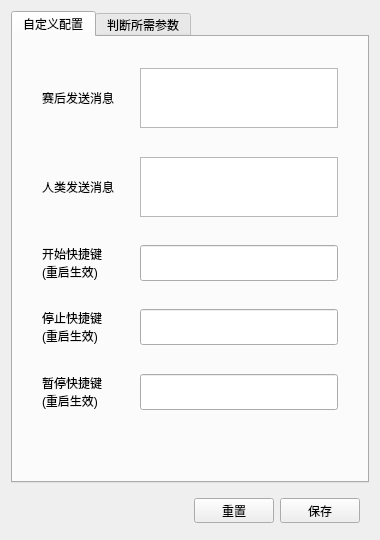
First picture: the form in UI/AdvancedParameterUI.ui, repository maskrs/DBD_AFK_TOOL-Pro, before the edit.
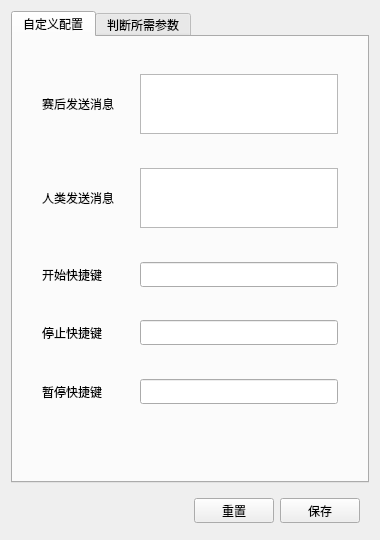
Second picture: the form after the edit.

Commit message:
增加快捷键录制功能；增加反检测；更改了输入文字的方法；修复快捷键录制的bug；更新至2.8.3
* 增加快捷键录制功能

* 增加反检测；更改了输入文字的方法；修复快捷键录制的bug；更新至2.8.3

* 更新了UI

What changed in the file:
```diff
--- a/UI/AdvancedParameterUI.ui
+++ b/UI/AdvancedParameterUI.ui
@@ -92,8 +92,7 @@
        <item row="11" column="1">
         <widget class="QLabel" name="lb_pause_key">
          <property name="text">
-          <string>暂停快捷键
-(重启生效)</string>
+          <string>暂停快捷键</string>
          </property>
         </widget>
        </item>
@@ -221,16 +220,14 @@
        <item row="7" column="1">
         <widget class="QLabel" name="lb_start_key">
          <property name="text">
-          <string>开始快捷键
-(重启生效)</string>
+          <string>开始快捷键</string>
          </property>
         </widget>
        </item>
        <item row="9" column="1">
         <widget class="QLabel" name="lb_stop_key">
          <property name="text">
-          <string>停止快捷键
-(重启生效)</string>
+          <string>停止快捷键</string>
          </property>
         </widget>
        </item>
```
The commit also changes 6 other files.
